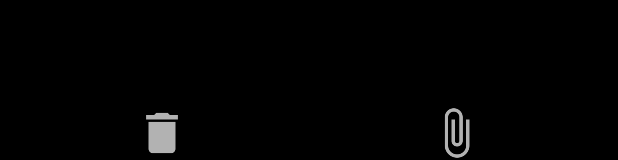
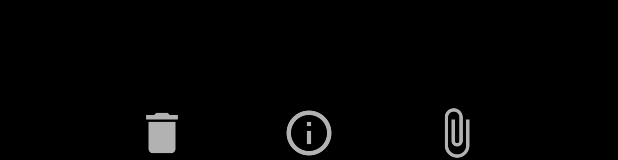
Before and after one commit to ProjectHUST2018/Photomanager, an Android app: the layout activity_gallery.xml on its own in the app's theme, with its tools: preview values and no code run, on a phone screen of 412 x 824 dp. Shown: the part 1076-1236 px from the top of the screen. Run offline under Robolectric (Android 15) with nearby library versions, the phone set to English and light mode, and no system bars; plain views replace PhotoView.

Commit message:
Release-3

```diff
--- a/app/src/main/res/layout/activity_gallery.xml
+++ b/app/src/main/res/layout/activity_gallery.xml
@@ -46,6 +46,14 @@
             app:layout_constraintLeft_toRightOf="@id/block1"/>
 
         <ImageView
+            android:id="@+id/inf"
+            android:layout_width="36dp"
+            android:layout_height="36dp"
+            android:src="@drawable/ic_info_outline_white_36dp"
+            app:layout_constraintRight_toLeftOf="@id/tag"
+            app:layout_constraintLeft_toRightOf="@id/delete"/>
+
+        <ImageView
             android:id="@+id/tag"
             android:layout_width="36dp"
             android:layout_height="36dp"
```
Also changed, not shown: app/src/main/java/com/hustproject/photomanager/Photo.java (+5 -20 lines), app/src/main/java/com/hustproject/photomanager/gallery.kt (+24 -8 lines), app/src/main/res/drawable/ic_info_outline_white_36dp.png (added).
